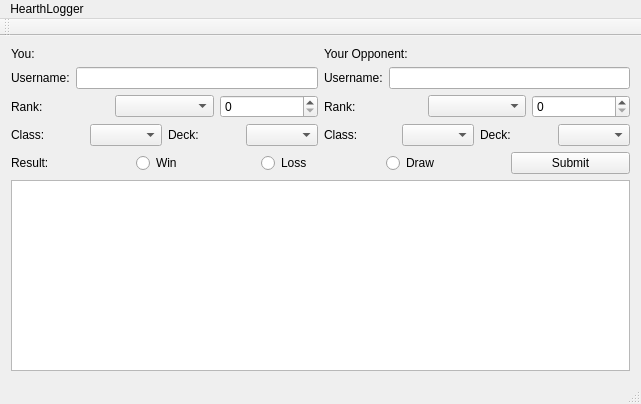
First picture: the form in HearthLogger/mainwindow.ui, repository rikumiyao/HearthLogger, before the edit.
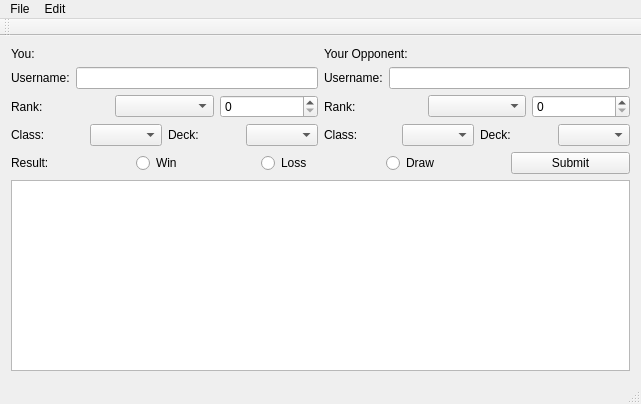
Second picture: the form after the edit.

The edit to the form file:
```diff
--- a/HearthLogger/mainwindow.ui
+++ b/HearthLogger/mainwindow.ui
@@ -232,10 +232,16 @@
    </property>
    <widget class="QMenu" name="menuHearthLogger">
     <property name="title">
-     <string>HearthLogger</string>
+     <string>File</string>
+    </property>
+   </widget>
+   <widget class="QMenu" name="menuEdit">
+    <property name="title">
+     <string>Edit</string>
     </property>
    </widget>
    <addaction name="menuHearthLogger"/>
+   <addaction name="menuEdit"/>
   </widget>
   <widget class="QStatusBar" name="statusBar"/>
   <widget class="QToolBar" name="mainToolBar">
```
